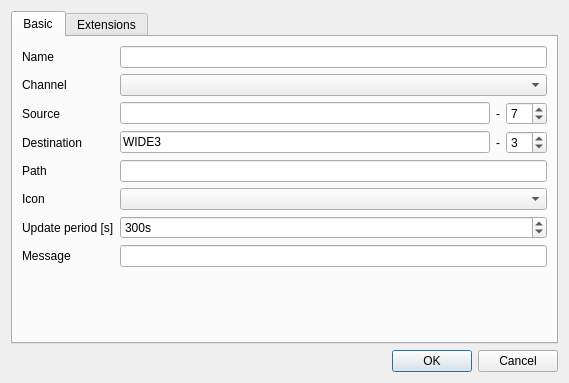
This is src/aprssystemdialog.ui in hmatuschek/qdmr as Qt 5 draws it before an edit. The edited form follows.
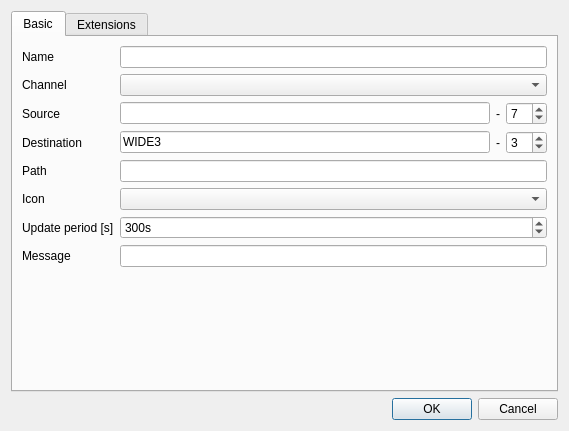
This is the edited form. Custom widgets are drawn as their Qt base class.

Diff of the .ui file:
```diff
--- a/src/aprssystemdialog.ui
+++ b/src/aprssystemdialog.ui
@@ -7,7 +7,7 @@
     <x>0</x>
     <y>0</y>
     <width>569</width>
-    <height>383</height>
+    <height>431</height>
    </rect>
   </property>
   <property name="windowTitle">
```
Left out of the diff: 8 changed lines with no effect on the pictures.
